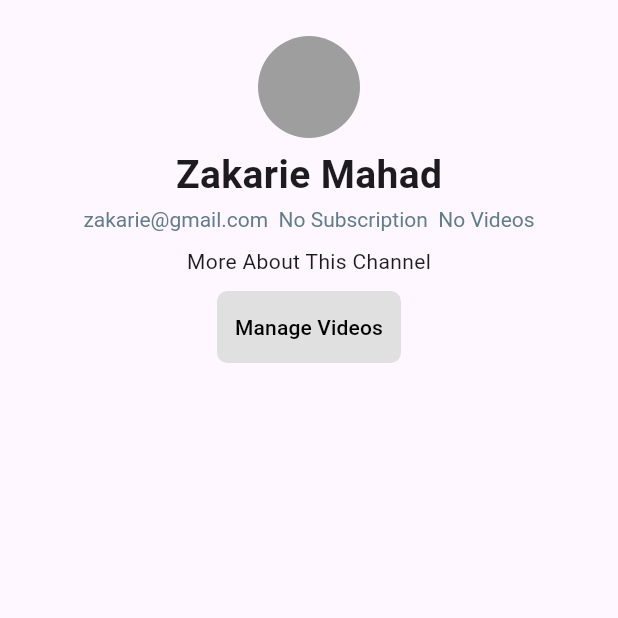
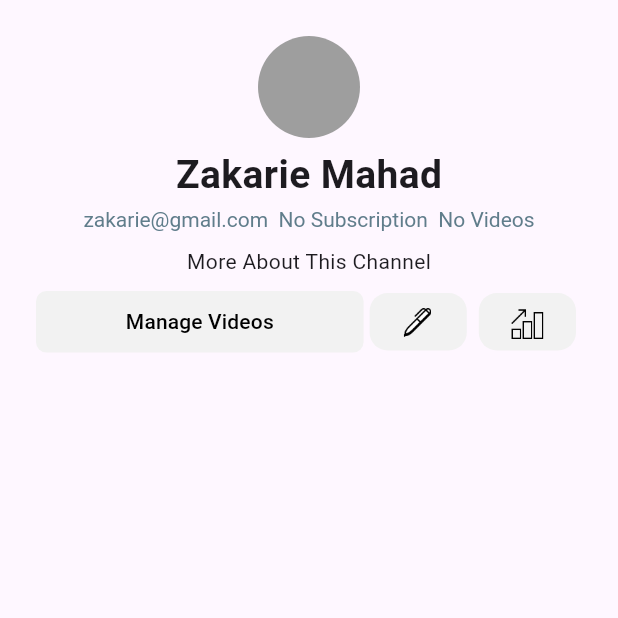
Before and after one commit to zakariem/youtube_clone, a Flutter app: the MyChannelPage screen opened directly, on a phone screen of 412 x 824 dp, the top half of it. Run offline on Flutter 3.47's test engine with Material 3 defaults, Android fonts, the phone set to English and light mode, and no system bars; our stand-ins replace cloud_firestore, firebase_auth, firebase_core, flutter_riverpod, google_sign_in; accounts and stored records are empty; generated files the repository leaves out were written again; network calls fail.

Commit message:
Update ImageButton and MyChannelPage Widgets
Refactor ImageButton widget to accept image path directly, simplifying usage. Update MyChannelPage to include new ImageButton instances for managing videos and channel settings. Additionally, update HomePage to use consistent image assets and improve readability.

- Modified ImageButton to accept image path directly instead of prepending "assets/icons/".
- Updated MyChannelPage to use new ImageButton widgets for managing videos and channel settings.
- Refactored HomePage to use consistent image assets and improve readability.

```diff
--- a/lib/cores/widgets/image_button.dart
+++ b/lib/cores/widgets/image_button.dart
@@ -29,7 +29,7 @@ class ImageButton extends StatelessWidget {
             ),
           ),
           child: Image.asset(
-            "assets/icons/$image",
+            image,
             height: 23,
           ),
         ),
--- a/lib/features/channel/my_channel/pages/my_channel_page.dart
+++ b/lib/features/channel/my_channel/pages/my_channel_page.dart
@@ -1,4 +1,8 @@
 import 'package:flutter/material.dart';
+import 'package:youtube_clone/cores/colors.dart';
+import 'package:youtube_clone/cores/widgets/image_button.dart';
+
+import '../../../../constants/icons.dart';
 
 class MyChannelPage extends StatelessWidget {
   const MyChannelPage({super.key});
@@ -42,10 +46,15 @@ class MyChannelPage extends StatelessWidget {
                   'More About This Channel',
                 ),
                 const SizedBox(height: 10),
-                Container(
+                Row(
+                  children: [
+                    Expanded(
+                      flex: 3,
+                      child: Container(
+                        height: 41,
                         decoration: BoxDecoration(
                           borderRadius: BorderRadius.circular(7),
-                    color: Colors.grey.shade300,
+                          color: softBlueGreyBackGround,
                         ),
                         child: TextButton(
                           onPressed: () {},
@@ -54,6 +63,23 @@ class MyChannelPage extends StatelessWidget {
                             style: TextStyle(color: Colors.black),
                           ),
                         ),
+                      ),
+                    ),
+                    Expanded(
+                      child: ImageButton(
+                        onPressed: () {},
+                        image: Iconst.assetsIconsPen,
+                        haveColor: true,
+                      ),
+                    ),
+                    Expanded(
+                      child: ImageButton(
+                        onPressed: () {},
+                        image: Iconst.assetsIconsTimeWatched,
+                        haveColor: true,
+                      ),
+                    ),
+                  ],
                 )
               ],
             ),
```
Also changed, not shown: lib/home_page.dart (+6 -4 lines). Lines whose indentation alone changed are shown as unchanged.
